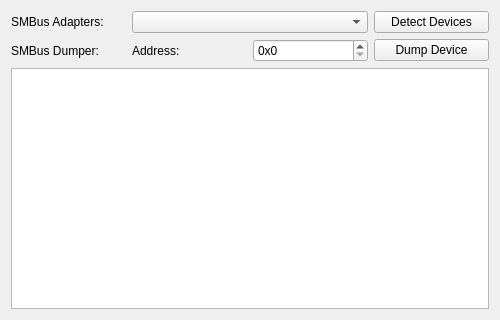
Old version of the form qt/OpenRGBSystemInfoPage.ui in the repository CalcProgrammer1/OpenRGB.
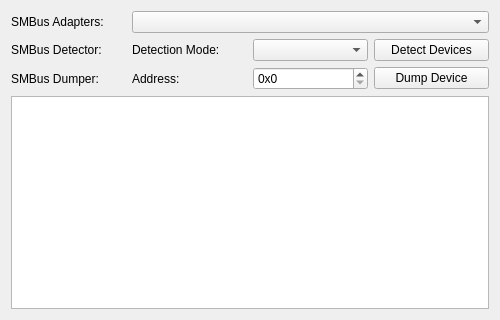
New version of the form.

Commit message: Add SMBus detection mode selection box

The edit to the form file:
```diff
--- a/qt/OpenRGBSystemInfoPage.ui
+++ b/qt/OpenRGBSystemInfoPage.ui
@@ -14,38 +14,10 @@
    <string>Frame</string>
   </property>
   <layout class="QGridLayout" name="gridLayout">
-   <item row="0" column="0">
-    <widget class="QLabel" name="SMBusAdaptersLabel">
-     <property name="text">
-      <string>SMBus Adapters:</string>
-     </property>
-    </widget>
+   <item row="3" column="0" colspan="4">
+    <widget class="QPlainTextEdit" name="SMBusDataText"/>
    </item>
-   <item row="0" column="1" colspan="2">
-    <widget class="QComboBox" name="SMBusAdaptersBox"/>
-   </item>
-   <item row="0" column="3">
-    <widget class="QPushButton" name="DetectButton">
-     <property name="text">
-      <string>Detect Devices</string>
-     </property>
-    </widget>
-   </item>
-   <item row="1" column="0">
-    <widget class="QLabel" name="SMBusDumpLabel">
-     <property name="text">
-      <string>SMBus Dumper:</string>
-     </property>
-    </widget>
-   </item>
-   <item row="1" column="1">
-    <widget class="QLabel" name="DumpAddressLabel">
-     <property name="text">
-      <string>Address:</string>
-     </property>
-    </widget>
-   </item>
-   <item row="1" column="2">
+   <item row="2" column="2">
     <widget class="QSpinBox" name="DumpAddressBox">
      <property name="suffix">
       <string/>
@@ -61,15 +33,60 @@
      </property>
     </widget>
    </item>
-   <item row="1" column="3">
+   <item row="2" column="3">
     <widget class="QPushButton" name="DumpButton">
      <property name="text">
       <string>Dump Device</string>
      </property>
     </widget>
    </item>
-   <item row="2" column="0" colspan="4">
-    <widget class="QPlainTextEdit" name="SMBusDataText"/>
+   <item row="2" column="1">
+    <widget class="QLabel" name="DumpAddressLabel">
+     <property name="text">
+      <string>Address:</string>
+     </property>
+    </widget>
+   </item>
+   <item row="2" column="0">
+    <widget class="QLabel" name="SMBusDumpLabel">
+     <property name="text">
+      <string>SMBus Dumper:</string>
+     </property>
+    </widget>
+   </item>
+   <item row="0" column="0">
+    <widget class="QLabel" name="SMBusAdaptersLabel">
+     <property name="text">
+      <string>SMBus Adapters:</string>
+     </property>
+    </widget>
+   </item>
+   <item row="1" column="3">
+    <widget class="QPushButton" name="DetectButton">
+     <property name="text">
+      <string>Detect Devices</string>
+     </property>
+    </widget>
+   </item>
+   <item row="0" column="1" colspan="3">
+    <widget class="QComboBox" name="SMBusAdaptersBox"/>
+   </item>
+   <item row="1" column="0">
+    <widget class="QLabel" name="SMBusDetectorLabel">
+     <property name="text">
+      <string>SMBus Detector:</string>
+     </property>
+    </widget>
+   </item>
+   <item row="1" column="1">
+    <widget class="QLabel" name="SMBusDetectModeLabel">
+     <property name="text">
+      <string>Detection Mode:</string>
+     </property>
+    </widget>
+   </item>
+   <item row="1" column="2">
+    <widget class="QComboBox" name="SMBusDetectionModeBox"/>
    </item>
   </layout>
  </widget>
```
The commit also changes 1 other file.
